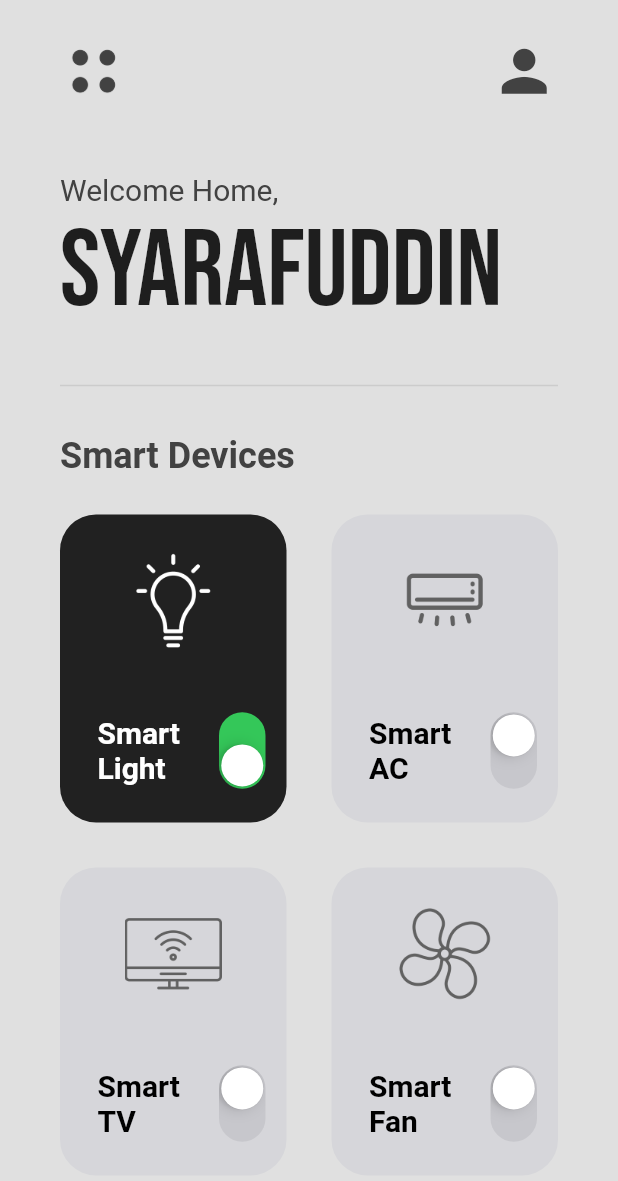
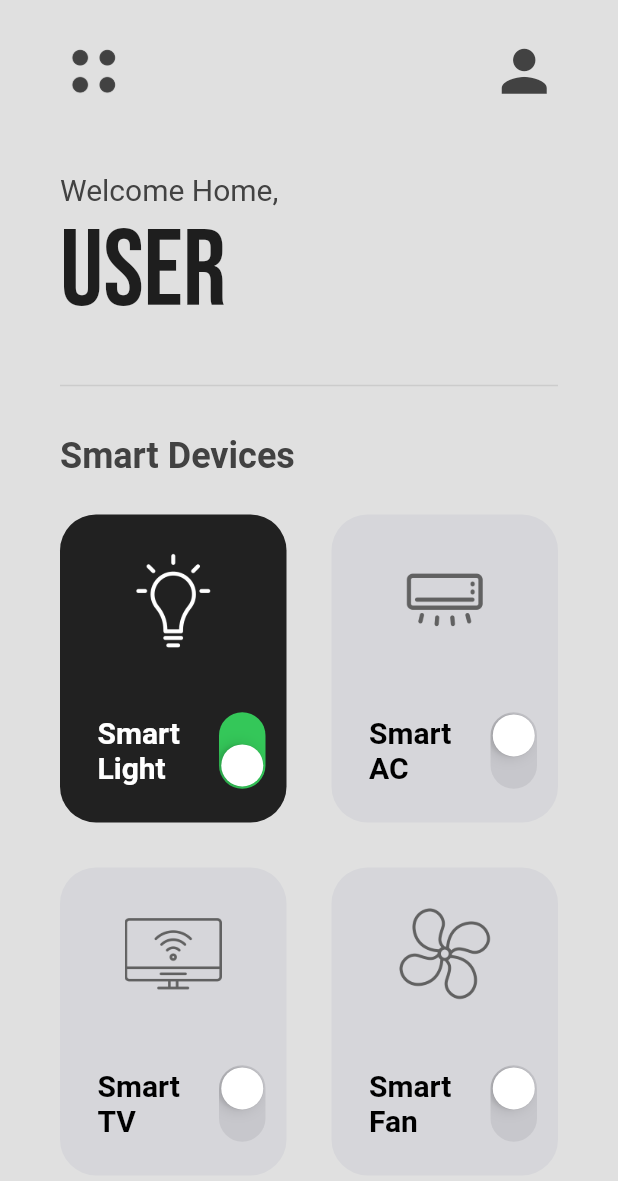
Before and after one commit to apainanu94/ModernSmartHomeUI-main, a Flutter app: the screen it shows after launch, on a phone screen of 412 x 824 dp. Shown: the top 1181 px of the screen. Run offline on Flutter 3.47's test engine with Material 2 defaults, Android fonts, the phone set to English and light mode, and no system bars; our stand-ins replace google_fonts.

Commit message:
final commit

```diff
--- a/lib/pages/home_page.dart
+++ b/lib/pages/home_page.dart
@@ -77,7 +77,7 @@ class _HomePageState extends State<HomePage> {
                     style: TextStyle(fontSize: 20, color: Colors.grey.shade800),
                   ),
                   Text(
-                    'Syarafuddin',
+                    'User',
                     style: GoogleFonts.bebasNeue(fontSize: 72),
                   ),
                 ],
```
